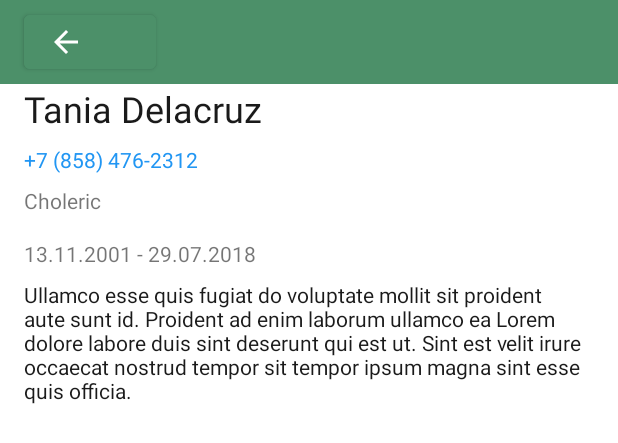
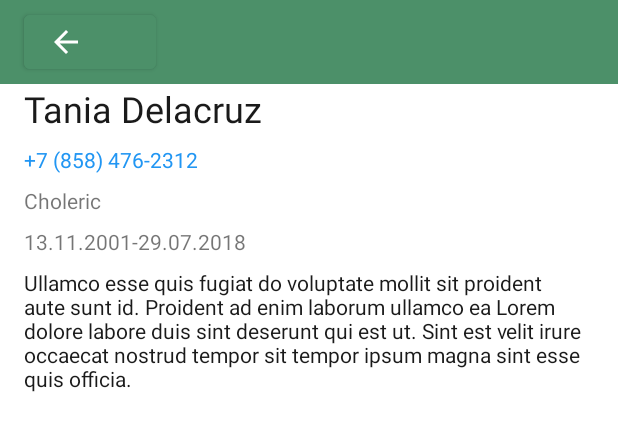
Before and after one commit to Menestralia/Contacts, an Android app: the layout contact_page.xml on its own in the app's theme, with its tools: preview values and no code run, on a phone screen of 412 x 824 dp. Shown: the top 443 px of the screen. Run offline under Robolectric (Android 15) with nearby library versions, the phone set to English and light mode, and no system bars.

```diff
--- a/app/src/main/res/layout/contact_list_page.xml
+++ b/app/src/main/res/layout/contact_list_page.xml
@@ -15,8 +15,8 @@
             android:id="@+id/toolbar"
             android:layout_width="match_parent"
             android:layout_height="wrap_content"
-            android:background="#4c9069"
-            android:paddingEnd="16dp"
+            android:background="@color/colorPrimary"
+            android:paddingEnd="@dimen/toolbar_padding_end"
             app:layout_constraintEnd_toEndOf="parent"
             app:layout_constraintStart_toStartOf="parent"
             app:layout_constraintTop_toTopOf="parent">
@@ -26,7 +26,7 @@
                 android:layout_height="match_parent"
                 android:background="@drawable/edit_text_shpe"
                 android:drawableStart="@drawable/ic_search"
-                android:hint="Search"
+                android:hint="@string/search_text"
                 />
         </androidx.appcompat.widget.Toolbar>
         <RelativeLayout
--- a/app/src/main/res/layout/contact_page.xml
+++ b/app/src/main/res/layout/contact_page.xml
@@ -1,7 +1,6 @@
 <?xml version="1.0" encoding="utf-8"?>
 <androidx.constraintlayout.widget.ConstraintLayout xmlns:android="http://schemas.android.com/apk/res/android"
     xmlns:app="http://schemas.android.com/apk/res-auto"
-    xmlns:tools="http://schemas.android.com/tools"
     android:layout_width="match_parent"
     android:layout_height="match_parent"
     android:clickable="true"
@@ -11,7 +10,7 @@
         android:id="@+id/toolbar"
         android:layout_width="match_parent"
         android:layout_height="wrap_content"
-        android:background="#4c9069"
+        android:background="@color/colorPrimary"
         app:layout_constraintEnd_toEndOf="parent"
         app:layout_constraintStart_toStartOf="parent"
         app:layout_constraintTop_toTopOf="parent">
@@ -19,7 +18,7 @@
             android:id="@+id/back_btn"
             android:layout_width="wrap_content"
             android:layout_height="wrap_content"
-            android:backgroundTint="#4c9069"
+            android:backgroundTint="@color/colorPrimary"
             android:drawableLeft="@drawable/ic_back"/>
 
     </androidx.appcompat.widget.Toolbar>
@@ -28,8 +27,8 @@
         android:layout_width="wrap_content"
         android:layout_height="wrap_content"
         android:orientation="vertical"
-        android:paddingLeft="16dp"
-        android:paddingRight="16dp"
+        android:paddingLeft="@dimen/list_padding_left"
+        android:paddingRight="@dimen/list_padding_right"
         app:layout_constraintEnd_toEndOf="parent"
         app:layout_constraintStart_toStartOf="parent"
         app:layout_constraintTop_toBottomOf="@+id/toolbar">
@@ -38,9 +37,9 @@
             android:id="@+id/name"
             android:layout_width="wrap_content"
             android:layout_height="wrap_content"
-            android:text="Tania Delacruz"
-            android:textColor="#e5000000"
-            android:textSize="24sp"
+            android:text="@string/default_name"
+            android:textColor="@color/black"
+            android:textSize="@dimen/name_page_size"
             app:layout_constraintStart_toStartOf="parent"
             app:layout_constraintTop_toTopOf="parent" />
 
@@ -48,13 +47,12 @@
             android:id="@+id/phone"
             android:layout_width="wrap_content"
             android:layout_height="wrap_content"
-            android:layout_marginTop="8dp"
+            android:layout_marginTop="@dimen/phone_margin_top"
             android:clickable="true"
             android:focusable="true"
-            android:onClick="onCallPhoneNumber"
-            android:text="+7 (858) 476-2312"
-            android:textSize="14sp"
-            android:textColor="#FF2196F3"
+            android:text="@string/default_phone"
+            android:textSize="@dimen/phone_page_text_size"
+            android:textColor="@color/phone_page_color"
             app:layout_constraintStart_toStartOf="parent"
             app:layout_constraintTop_toBottomOf="@+id/name" />
 
@@ -62,10 +60,10 @@
             android:id="@+id/temperament"
             android:layout_width="wrap_content"
             android:layout_height="wrap_content"
-            android:layout_marginTop="8dp"
-            android:text="Choleric"
-            android:textSize="14sp"
-            android:textColor="#8a000000"
+            android:layout_marginTop="@dimen/temperament_margin_top"
+            android:text="@string/default_temperament"
+            android:textSize="@dimen/temperamet_text_size"
+            android:textColor="@color/grey"
             app:layout_constraintStart_toStartOf="parent"
             app:layout_constraintTop_toBottomOf="@+id/phone" />
 
@@ -79,10 +77,9 @@
                 android:id="@+id/educationPeriodStart"
                 android:layout_width="wrap_content"
                 android:layout_height="wrap_content"
-                android:layout_marginTop="8dp"
-                android:text="13.11.2001"
-                android:textSize="14sp"
-                android:textColor="#8a000000"
+                android:text="@string/default_e_p_start"
+                android:textSize="@dimen/e_p_start_text_size"
+                android:textColor="@color/grey"
                 app:layout_constraintStart_toStartOf="parent"
                 app:layout_constraintTop_toBottomOf="@+id/temperament" />
 
@@ -90,10 +87,9 @@
                 android:id="@+id/educationPeriodDelimiter"
                 android:layout_width="wrap_content"
                 android:layout_height="wrap_content"
-                android:layout_marginTop="8dp"
-                android:text=" - "
-                android:textSize="14sp"
-                android:textColor="#8a000000"
+                android:text="@string/delimiter_text"
+                android:textSize="@dimen/delimiter_size"
+                android:textColor="@color/grey"
                 app:layout_constraintStart_toStartOf="parent"
                 app:layout_constraintTop_toBottomOf="@+id/temperament" />
 
@@ -101,10 +97,9 @@
                 android:id="@+id/educationPeriodEnd"
                 android:layout_width="wrap_content"
                 android:layout_height="wrap_content"
-                android:layout_marginTop="8dp"
-                android:text="29.07.2018"
-                android:textSize="14sp"
-                android:textColor="#8a000000"
+                android:text="@string/default_e_p_end_text"
+                android:textSize="@dimen/e_p_end_text_size"
+                android:textColor="@color/grey"
                 app:layout_constraintStart_toStartOf="parent"
                 app:layout_constraintTop_toBottomOf="@+id/temperament" />
         </LinearLayout>
@@ -113,11 +108,11 @@
             android:id="@+id/biography"
             android:layout_width="wrap_content"
             android:layout_height="wrap_content"
-            android:layout_marginTop="8dp"
+            android:layout_marginTop="@dimen/bigraphy_margin_top"
             android:maxLines="5"
-            android:text="Ullamco esse quis fugiat do voluptate mollit sit proident aute sunt id. Proident ad enim laborum ullamco ea Lorem dolore labore duis sint deserunt qui est ut. Sint est velit irure occaecat nostrud tempor sit tempor ipsum magna sint esse quis officia."
-            android:textSize="14sp"
-            android:textColor="#e5000000"
+            android:text="@string/default_bigraphy_text"
+            android:textSize="@dimen/default_biography_text_size"
+            android:textColor="@color/black"
             app:layout_constraintStart_toStartOf="parent"
             app:layout_constraintTop_toBottomOf="@+id/educationPeriod" />
     </LinearLayout>
--- a/app/src/main/res/values/colors.xml
+++ b/app/src/main/res/values/colors.xml
@@ -5,6 +5,9 @@
     <color name="purple_700">#FF3700B3</color>
     <color name="teal_200">#FF03DAC5</color>
     <color name="teal_700">#FF018786</color>
-    <color name="black">#FF000000</color>
+    <color name="black">#E5000000</color>
     <color name="white">#FFFFFFFF</color>
+    <color name="colorPrimary">#4c9069</color>
+    <color name="phone_page_color">#FF2196F3</color>
+    <color name="grey">#8A000000</color>
 </resources>
--- /dev/null
+++ b/app/src/main/res/values/dimens.xml
@@ -0,0 +1,24 @@
+<?xml version="1.0" encoding="utf-8"?>
+<resources>
+    <dimen name="toolbar_padding_end">16dp</dimen>
+    <dimen name="name_page_size">24sp</dimen>
+    <dimen name="phone_margin_top">8dp</dimen>
+    <dimen name="phone_page_text_size">14sp</dimen>
+    <dimen name="temperament_margin_top">8dp</dimen>
+    <dimen name="temperamet_text_size">14sp</dimen>
+    <dimen name="e_p_start_text_size">14sp</dimen>
+    <dimen name="delimiter_size">14sp</dimen>
+    <dimen name="e_p_end_text_size">14sp</dimen>
+    <dimen name="bigraphy_margin_top">8dp</dimen>
+    <dimen name="default_biography_text_size">14sp</dimen>
+    <dimen name="name_text_size_list_item">18sp</dimen>
+    <dimen name="height_text_size">14sp</dimen>
+    <dimen name="phone_item_margin_top">4dp</dimen>
+    <dimen name="phone_item_margin_end">8dp</dimen>
+    <dimen name="phone_item_text_size">14sp</dimen>
+    <dimen name="height_padding_right">16dp</dimen>
+    <dimen name="item_padding_vertical">16dp</dimen>
+    <dimen name="item_padding_left">16dp</dimen>
+    <dimen name="list_padding_left">16dp</dimen>
+    <dimen name="list_padding_right">16dp</dimen>
+</resources>
--- a/app/src/main/res/values/strings.xml
+++ b/app/src/main/res/values/strings.xml
@@ -1,3 +1,12 @@
 <resources>
     <string name="app_name">Contacts</string>
+    <string name="search_text">Search</string>
+    <string name="default_name">Tania Delacruz</string>
+    <string name="default_phone">+7 (858) 476-2312</string>
+    <string name="default_temperament">Choleric</string>
+    <string name="default_e_p_start">13.11.2001</string>
+    <string name="delimiter_text">-</string>
+    <string name="default_e_p_end_text">29.07.2018</string>
+    <string name="default_bigraphy_text">Ullamco esse quis fugiat do voluptate mollit sit proident aute sunt id. Proident ad enim laborum ullamco ea Lorem dolore labore duis sint deserunt qui est ut. Sint est velit irure occaecat nostrud tempor sit tempor ipsum magna sint esse quis officia.</string>
+    <string name="default_height">209.05</string>
 </resources>
```
Also changed, not shown: app/src/main/res/layout/list_item_contact.xml (+14 -14 lines).
